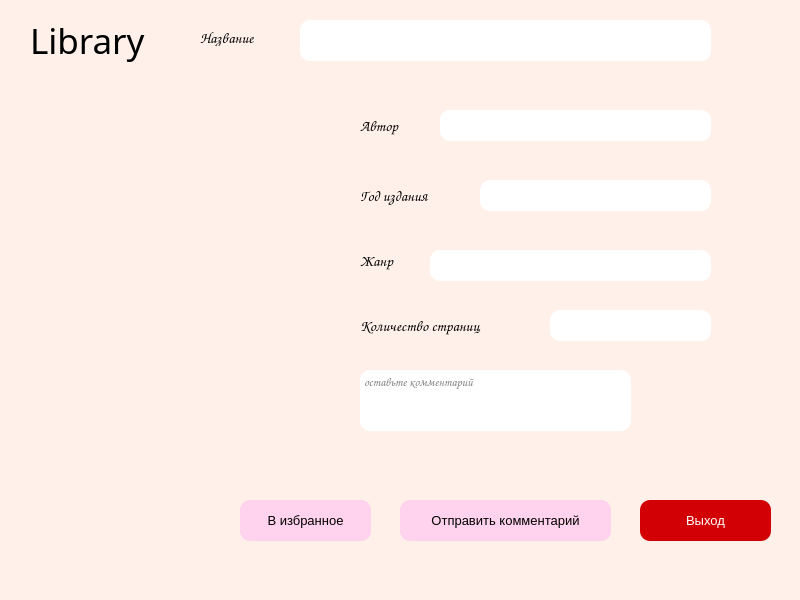
The window that client/ui/bookPage.ui (dashaPima/el-library) describes before a commit, drawn with Qt 5.
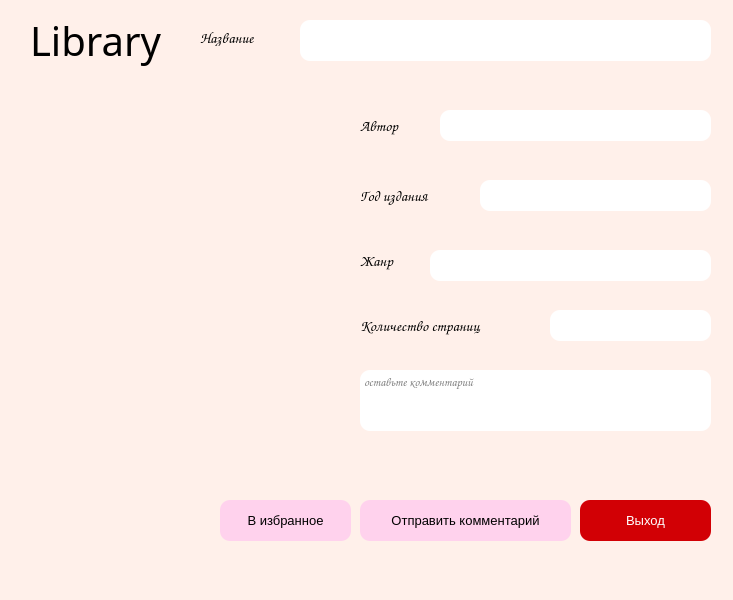
The same window after the commit. Custom widgets are drawn as their Qt base class.

Patch:
```diff
--- a/client/ui/bookPage.ui
+++ b/client/ui/bookPage.ui
@@ -6,7 +6,7 @@
    <rect>
     <x>0</x>
     <y>0</y>
-    <width>800</width>
+    <width>733</width>
     <height>600</height>
    </rect>
   </property>
@@ -29,17 +29,20 @@
     <property name="font">
      <font>
       <family>Rage Italic</family>
-      <pointsize>26</pointsize>
+      <pointsize>30</pointsize>
      </font>
     </property>
     <property name="text">
      <string>Library</string>
     </property>
+    <property name="alignment">
+     <set>Qt::AlignCenter</set>
+    </property>
    </widget>
    <widget class="QPushButton" name="btnExit">
     <property name="geometry">
      <rect>
-      <x>640</x>
+      <x>580</x>
       <y>500</y>
       <width>131</width>
       <height>41</height>
@@ -66,7 +69,7 @@
    <widget class="QPushButton" name="addToFavorite">
     <property name="geometry">
      <rect>
-      <x>240</x>
+      <x>220</x>
       <y>500</y>
       <width>131</width>
       <height>41</height>
@@ -189,7 +192,7 @@
      <rect>
       <x>360</x>
       <y>370</y>
-      <width>271</width>
+      <width>351</width>
       <height>61</height>
      </rect>
     </property>
@@ -210,7 +213,7 @@
    <widget class="QPushButton" name="addComment">
     <property name="geometry">
      <rect>
-      <x>400</x>
+      <x>360</x>
       <y>500</y>
       <width>211</width>
       <height>41</height>
```
Left out of the diff: 8 changed lines with no effect on the pictures.
